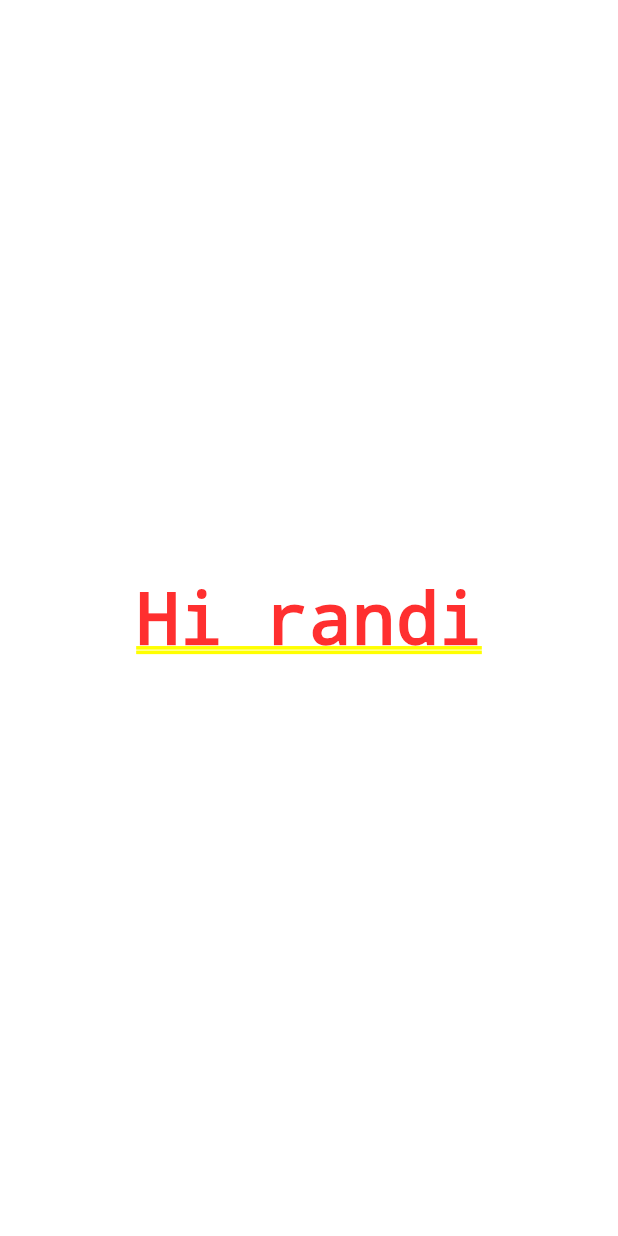
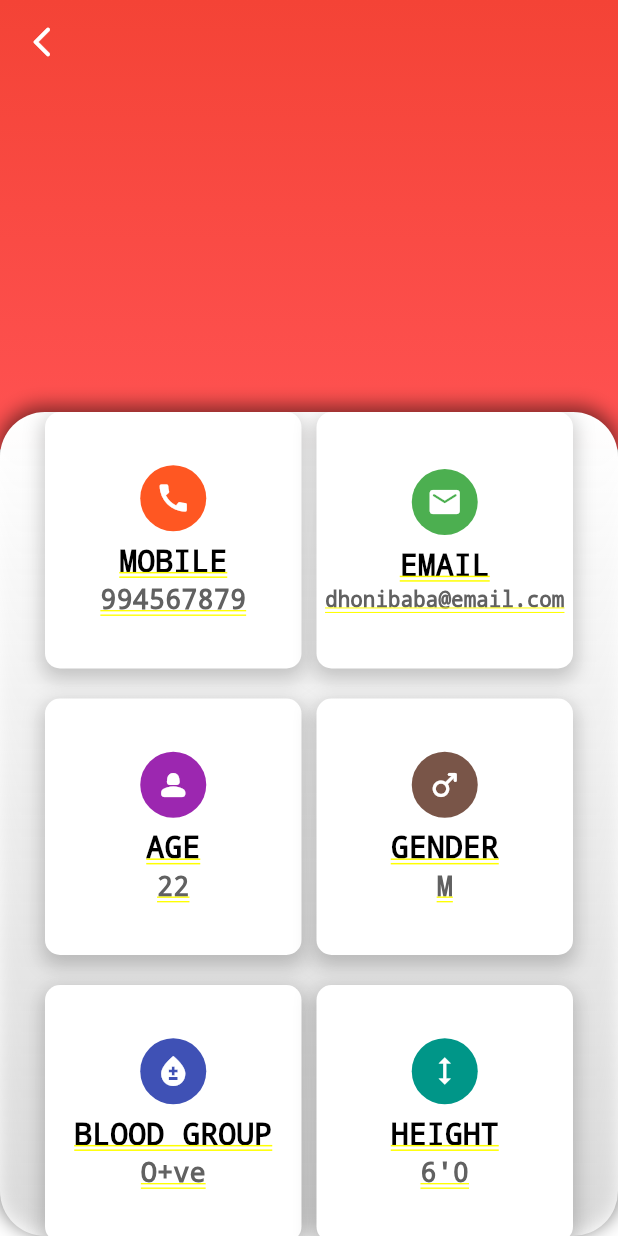
Before and after one commit to lavnishhh/qlert-app, a Flutter app: the screen it shows after launch, after a tap on "Click here", on a phone screen of 412 x 824 dp. Run offline on Flutter 3.47's test engine with Material 3 defaults, Android fonts, the phone set to English and light mode, and no system bars; our stand-ins replace firebase_core; missing offline and left inert: mobile_scanner; accounts and stored records are empty.

Commit message:
did basic details ui

```diff
--- a/lib/alert/alertPage.dart
+++ b/lib/alert/alertPage.dart
@@ -1,4 +1,6 @@
 import 'package:flutter/material.dart';
+
+import '../alert/profile_details.dart';
 
 class AlertPage extends StatefulWidget {
   const AlertPage({super.key});
@@ -10,10 +12,87 @@ class AlertPage extends StatefulWidget {
 class _AlertPageState extends State<AlertPage> {
   @override
   Widget build(BuildContext context) {
-    return Container(
-      child: Center(
-        child: Text("Hi randi"),
-      ),
+    return Stack(
+      children: [
+        // Gradient container that extends behind the AppBar
+        Container(
+          height: MediaQuery.of(context).size.height / 2.75,
+          decoration: BoxDecoration(
+            gradient: LinearGradient(
+              colors: [
+                Colors.red,
+                Colors.redAccent
+              ], // Replace with your gradient colors
+              begin: Alignment.topCenter,
+              end: Alignment.bottomCenter,
+            ),
+          ),
+          child: Center(child: SizedBox()),
+        ),
+        // AppBar with a transparent background
+        Positioned(
+          top: 0,
+          left: 0,
+          right: 0,
+          child: AppBar(
+            backgroundColor: Colors.transparent,
+            elevation: 0,
+            leading: IconButton(
+              icon: Icon(
+                Icons.arrow_back_ios_new_rounded,
+                color: Colors.white,
+              ),
+              onPressed: () {
+                Navigator.pop(context);
+                // Navigator.push(
+                //   context,
+                //   MaterialPageRoute(builder: (context) => const MyHomePage()),
+                // );
+              },
+            ),
+            // title: Text('Your App Title'),
+          ),
+        ),
+        // Rest of the content
+        Positioned(
+          top: MediaQuery.of(context).size.height / 3,
+          left: 0,
+          right: 0,
+          bottom: 0,
+          child: Expanded(
+            child: Container(
+              decoration: BoxDecoration(
+                gradient: LinearGradient(
+                  colors: [
+                    Colors.white,
+                    Colors.white70
+                  ], // Replace with your gradient colors
+                  begin: Alignment.topCenter,
+                  end: Alignment.bottomCenter,
+                ), // Set your desired background color
+                borderRadius: BorderRadius.circular(
+                    30), // Adjust the border-radius for rounded corners
+                boxShadow: [
+                  BoxShadow(
+                    color: Colors.black.withOpacity(0.5),
+                    spreadRadius: 1,
+                    blurRadius: 10,
+                    offset: Offset(0, -3),
+                  ),
+                ],
+              ),
+              // Replace with your desired height
+            ),
+          ),
+        ),
+
+        Positioned(
+            top: MediaQuery.of(context).size.height / 3,
+            left: 0,
+            right: 0,
+            bottom: 0,
+            child: Profile())
+      ],
     );
   }
 }
--- /dev/null
+++ b/lib/alert/profile_details.dart
@@ -0,0 +1,87 @@
+import 'package:flutter/cupertino.dart';
+import 'package:flutter/material.dart';
+import 'package:flutter/services.dart';
+
+class Profile extends StatelessWidget {
+  @override
+  Widget build(BuildContext context) {
+    return Container(
+      color: Colors.transparent,
+      child: ListView(
+        padding: EdgeInsets.zero,
+        children: [
+          Container(
+            child: Container(
+              padding: const EdgeInsets.symmetric(horizontal: 30),
+              decoration: const BoxDecoration(
+                  borderRadius:
+                      BorderRadius.only(topLeft: Radius.circular(200))),
+              child: GridView.count(
+                shrinkWrap: true,
+                physics: const NeverScrollableScrollPhysics(),
+                crossAxisCount: 2,
+                crossAxisSpacing: 10,
+                mainAxisSpacing: 20,
+                children: [
+                  itemDashboard(
+                      'Mobile', '994567879', Icons.call, Colors.deepOrange, 18),
+                  itemDashboard('Email', 'dhonibaba@email.com',
+                      Icons.email_rounded, Colors.green, 14),
+                  itemDashboard(
+                      'Age', '22', Icons.person_2_rounded, Colors.purple, 18),
+                  itemDashboard(
+                      'Gender', 'M', Icons.male_rounded, Colors.brown, 18),
+                  itemDashboard('Blood group', 'O+ve', Icons.bloodtype,
+                      Colors.indigo, 18),
+                  itemDashboard('Height', "6'0", Icons.height, Colors.teal, 18),
+                  itemDashboard(
+                      'Weight', '69kg', Icons.scale_rounded, Colors.blue, 18),
+                  itemDashboard('Vehicle No', 'KA 03 FF 1234',
+                      Icons.car_crash_outlined, Colors.pinkAccent, 18),
+                ],
+              ),
+            ),
+          ),
+          const SizedBox(height: 20)
+        ],
+      ),
+    );
+  }
+
+  itemDashboard(String title, String data, IconData iconData, Color background,
+          double size) =>
+      Container(
+        decoration: BoxDecoration(
+            color: Colors.white,
+            borderRadius: BorderRadius.circular(10),
+            boxShadow: [
+              BoxShadow(
+                  offset: const Offset(0, 5),
+                  color: Colors.black.withOpacity(.2),
+                  spreadRadius: 2,
+                  blurRadius: 10)
+            ]),
+        child: Column(
+          mainAxisAlignment: MainAxisAlignment.center,
+          children: [
+            Container(
+                padding: const EdgeInsets.all(10),
+                decoration: BoxDecoration(
+                  color: background,
+                  shape: BoxShape.circle,
+                ),
+                child: Icon(iconData, color: Colors.white)),
+            const SizedBox(height: 8),
+            Text(
+              title.toUpperCase(),
+              style: TextStyle(color: Colors.black, fontSize: 20),
+            ),
+            const SizedBox(height: 4),
+            Text(
+              data,
+              style: TextStyle(color: Colors.grey.shade700, fontSize: size),
+            )
+          ],
+        ),
+      );
+}
--- a/lib/home/home.dart
+++ b/lib/home/home.dart
@@ -4,7 +4,6 @@ import 'package:qlert/home/camera.dart';
 import '../alert/alertPage.dart';
 
 class HomeScreen extends StatefulWidget {
-
   const HomeScreen({super.key});
 
   @override
@@ -12,7 +11,6 @@ class HomeScreen extends StatefulWidget {
 }
 
 class _HomeScreenState extends State<HomeScreen> {
-
   @override
   Widget build(BuildContext context) {
     return Scaffold(
@@ -21,14 +19,16 @@ class _HomeScreenState extends State<HomeScreen> {
           const CameraApp(),
           SizedBox.expand(
             child: DraggableScrollableSheet(
-              builder: (BuildContext context, ScrollController scrollController) {
+              builder:
+                  (BuildContext context, ScrollController scrollController) {
                 return Container(
                   color: Colors.blue[100],
                   child: GestureDetector(
-                    onTap: (){
-                      Navigator.pushReplacement(
+                    onTap: () {
+                      Navigator.push(
                         context,
-                        MaterialPageRoute(builder: (context) => const AlertPage()),
+                        MaterialPageRoute(
+                            builder: (context) => const AlertPage()),
                       );
                     },
                     child: const Center(
```
